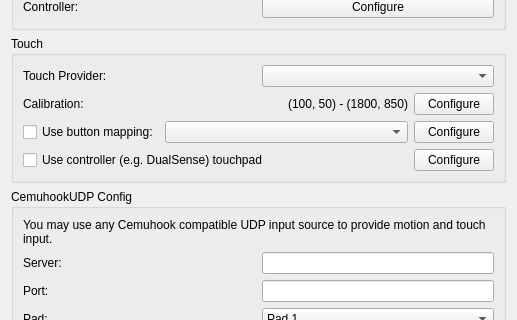
This is src/citra_qt/configuration/configure_motion_touch.ui in azahar-emu/azahar as Qt 5 draws it before an edit; both pictures show x 0 to 517 and y 101 to 421 of the 517 by 659 pixel window. The edited form follows.
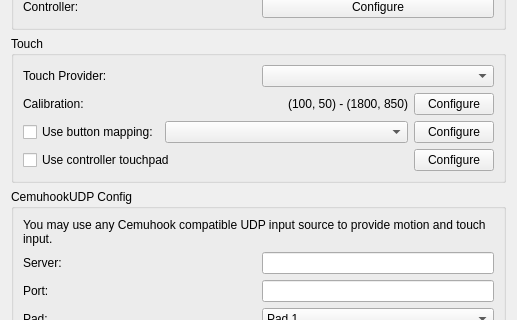
This is the edited form.

Patch:
```diff
--- a/src/citra_qt/configuration/configure_motion_touch.ui
+++ b/src/citra_qt/configuration/configure_motion_touch.ui
@@ -180,7 +180,7 @@
         <item>
          <widget class="QCheckBox" name="touchpad_checkbox">
           <property name="text">
-           <string>Use controller (e.g. DualSense) touchpad</string>
+           <string>Use controller touchpad</string>
           </property>
          </widget>
         </item>
```
Left out of the diff: 3 changed lines with no effect on the pictures.
